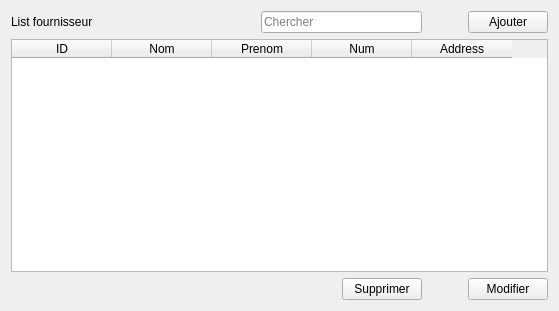
Old version of the form 1st project/ui/listWidget.ui in the repository aitemrar-younes/PyQt_learning.
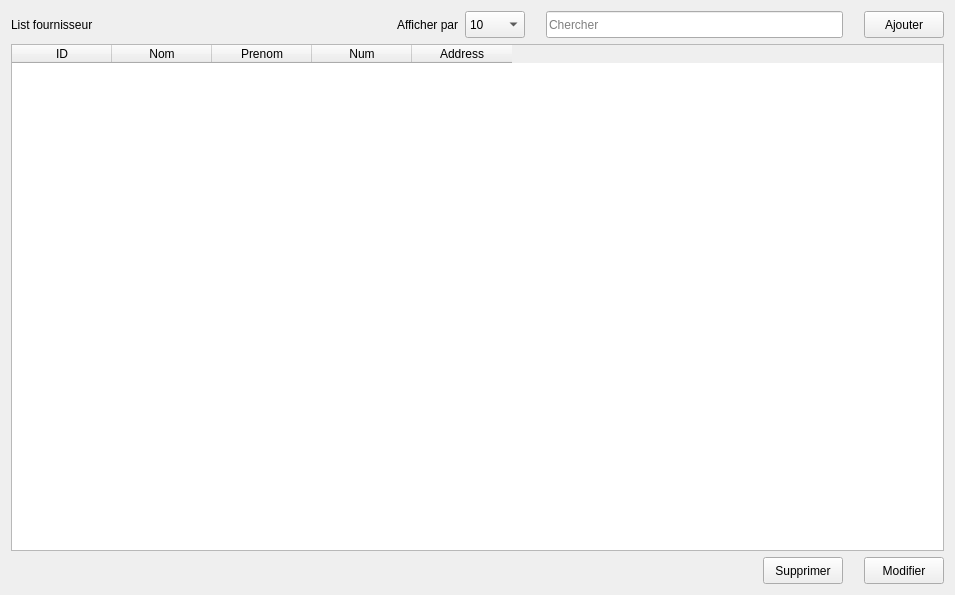
New version of the form.

Commit message: adding comboBox for page size and ...

```diff
--- a/1st project/ui/listWidget.ui
+++ b/1st project/ui/listWidget.ui
@@ -6,8 +6,8 @@
    <rect>
     <x>0</x>
     <y>0</y>
-    <width>559</width>
-    <height>311</height>
+    <width>955</width>
+    <height>595</height>
    </rect>
   </property>
   <property name="windowTitle">
@@ -18,6 +18,12 @@
     <layout class="QHBoxLayout" name="horizontalLayout">
      <item>
       <widget class="QLabel" name="label">
+       <property name="minimumSize">
+        <size>
+         <width>0</width>
+         <height>27</height>
+        </size>
+       </property>
        <property name="text">
         <string>List fournisseur</string>
        </property>
@@ -36,8 +42,79 @@
        </property>
       </spacer>
      </item>
+     <item>
+      <widget class="QLabel" name="label_2">
+       <property name="minimumSize">
+        <size>
+         <width>0</width>
+         <height>27</height>
+        </size>
+       </property>
+       <property name="text">
+        <string>Afficher par</string>
+       </property>
+      </widget>
+     </item>
+     <item>
+      <widget class="QComboBox" name="pageSize_comboBox">
+       <property name="minimumSize">
+        <size>
+         <width>60</width>
+         <height>27</height>
+        </size>
+       </property>
+       <property name="editable">
+        <bool>false</bool>
+       </property>
+       <property name="currentText">
+        <string>10</string>
+       </property>
+       <item>
+        <property name="text">
+         <string>10</string>
+        </property>
+       </item>
+       <item>
+        <property name="text">
+         <string>25</string>
+        </property>
+       </item>
+       <item>
+        <property name="text">
+         <string>50</string>
+        </property>
+       </item>
+       <item>
+        <property name="text">
+         <string>All</string>
+        </property>
+       </item>
+      </widget>
+     </item>
+     <item>
+      <spacer name="horizontalSpacer_5">
+       <property name="orientation">
+        <enum>Qt::Horizontal</enum>
+       </property>
+       <property name="sizeType">
+        <enum>QSizePolicy::Fixed</enum>
+       </property>
+       <property name="sizeHint" stdset="0">
+        <size>
+         <width>15</width>
+         <height>20</height>
+        </size>
+       </property>
+      </spacer>
+     </item>
      <item>
       <widget class="QLineEdit" name="chercherFournisseur_lineEdit">
+       <property name="minimumSize">
+        <size>
+         <width>0</width>
+         <height>27</height>
+        </size>
+       </property>
        <property name="placeholderText">
         <string>Chercher</string>
        </property>
@@ -53,7 +130,7 @@
        </property>
        <property name="sizeHint" stdset="0">
         <size>
-         <width>40</width>
+         <width>15</width>
          <height>20</height>
         </size>
        </property>
@@ -61,6 +138,12 @@
      </item>
      <item>
       <widget class="QPushButton" name="ajouterFournisseur_pushButton">
+       <property name="minimumSize">
+        <size>
+         <width>0</width>
+         <height>27</height>
+        </size>
+       </property>
        <property name="text">
         <string>Ajouter</string>
        </property>
@@ -70,6 +153,15 @@
    </item>
    <item row="1" column="0">
     <widget class="QTableWidget" name="fournisseurList_tableWidget">
+     <property name="enabled">
+      <bool>true</bool>
+     </property>
+     <property name="editTriggers">
+      <set>QAbstractItemView::NoEditTriggers</set>
+     </property>
+     <property name="sortingEnabled">
+      <bool>true</bool>
+     </property>
      <column>
       <property name="text">
        <string>ID</string>
@@ -114,6 +206,18 @@
      </item>
      <item>
       <widget class="QPushButton" name="supprimerFournisseur_pushButton">
+       <property name="minimumSize">
+        <size>
+         <width>0</width>
+         <height>27</height>
+        </size>
+       </property>
+       <property name="maximumSize">
+        <size>
+         <width>16777215</width>
+         <height>27</height>
+        </size>
+       </property>
        <property name="text">
         <string>Supprimer</string>
        </property>
@@ -129,7 +233,7 @@
        </property>
        <property name="sizeHint" stdset="0">
         <size>
-         <width>40</width>
+         <width>15</width>
          <height>20</height>
         </size>
        </property>
@@ -137,6 +241,18 @@
      </item>
      <item>
       <widget class="QPushButton" name="modifierFournisseur_pushButton">
+       <property name="minimumSize">
+        <size>
+         <width>0</width>
+         <height>27</height>
+        </size>
+       </property>
+       <property name="maximumSize">
+        <size>
+         <width>16777215</width>
+         <height>27</height>
+        </size>
+       </property>
        <property name="text">
         <string>Modifier</string>
        </property>
```
The commit also changes 1 other file.
